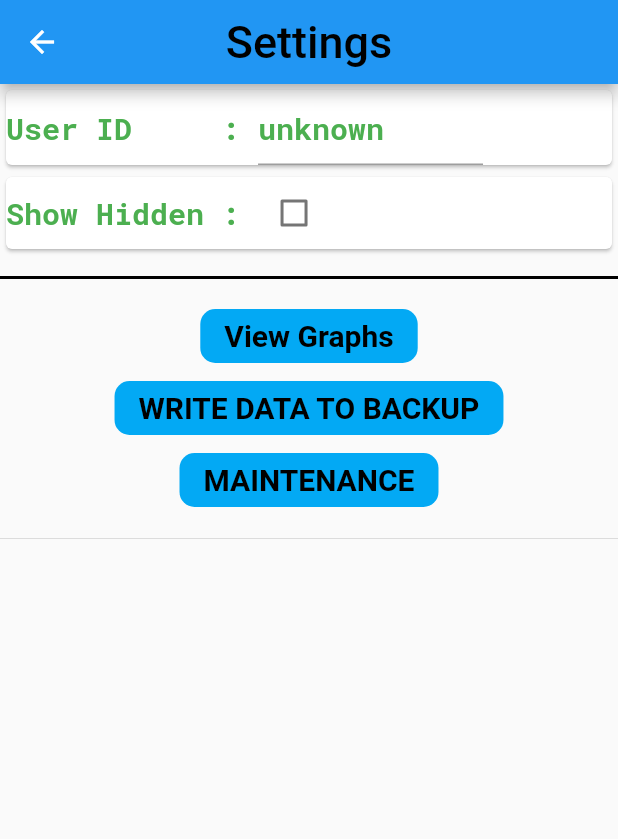
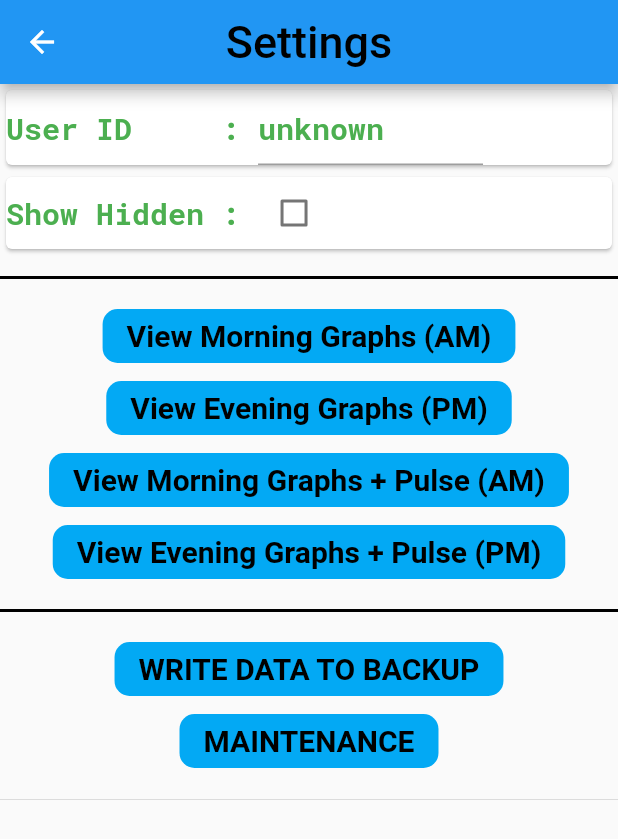
Before and after one commit to stuartdd/bp_app, a Flutter app: the screen it shows after launch, after a tap on the "settings" icon, on a phone screen of 412 x 824 dp. Shown: the top 839 px of the screen. Run offline on Flutter 3.47's test engine with Material 2 defaults, Android fonts, the phone set to English and light mode, and no system bars; our stand-ins replace google_fonts.

Commit message:
More Graphs

```diff
--- a/lib/data/list_entry.dart
+++ b/lib/data/list_entry.dart
@@ -1,6 +1,7 @@
 import 'dart:convert';
 import 'dart:io';
 import 'dart:async';
+import 'dart:math' as math;
 import 'package:flutter/material.dart';
 import 'package:flutter/services.dart';
 import 'package:intl/intl.dart';
@@ -103,6 +104,14 @@ class BPEntry extends EntryWithId {
     return v.toString();
   }
 
+  int min() {
+    return math.min(math.min(systolic, diastolic), pulse);
+  }
+
+  int max() {
+    return math.max(math.max(systolic, diastolic), pulse);
+  }
+
   String values() {
     return " ${padded(systolic)}/${padded(diastolic)}|${padded(pulse)}";
   }
@@ -116,7 +125,6 @@ class BPEntry extends EntryWithId {
 class EntryList {
   static Map _settings = {};
   static List<EntryWithId> _list = [];
-  static bool _dontHide = false;
 
   static String getName() {
     if (_settings[SET_NAME] == null) {
@@ -150,6 +158,20 @@ class EntryList {
     for (var ent in _list) {
       if (!ent.hidden || getDontHide()) {
         tmp.add(ent);
+      }
+    }
+    return tmp;
+  }
+
+  static List<EntryWithId> cloneListAMPM(bool pm, int maxCount) {
+    _list.sort();
+    List<EntryWithId> tmp = [];
+    for (var ent in _list) {
+      if ((!ent.hidden || getDontHide()) && (ent.isPM() == pm)) {
+        tmp.add(ent);
+        if (tmp.length >= maxCount) {
+          break;
+        }
       }
     }
     return tmp;
--- a/lib/main.dart
+++ b/lib/main.dart
@@ -1,8 +1,7 @@
 import 'package:bp_app/settings/maintenance.dart';
 import 'package:bp_app/settings/settings.dart';
 import 'package:flutter/material.dart';
-import 'data/list_entry.dart';
-import 'graph/graph_page.dart';
+import 'graph/graph_sim_page.dart';
 import 'input/detail_page.dart';
 import 'input/input_page.dart';
 import 'main_page.dart';
@@ -41,7 +40,10 @@ class BPApp extends StatelessWidget {
         "/input": (context) => InputPage(),
         "/detail": (context) => DetailPage(),
         "/settings": (context) => SettingsPage(),
-        "/graph": (context) => BpGraph(),
+        "/graphAm": (context) => BpGraphSimple(false, 30, false, true),
+        "/graphPm": (context) => BpGraphSimple(true, 30, false, true),
+        "/graphAmBp": (context) => BpGraphSimple(false, 30, true, true),
+        "/graphPmBp": (context) => BpGraphSimple(true, 30, true, true),
         "/maintenance": (context) => MaintenancePage(),
       },
     );
--- a/lib/settings/settings.dart
+++ b/lib/settings/settings.dart
@@ -6,6 +6,7 @@ import '../styles.dart';
 
 class SettingsPage extends StatefulWidget {
   String statusText = "";
+
   @override
   _SettingsPageState createState() => _SettingsPageState();
 }
@@ -95,15 +96,49 @@ class _SettingsPageState extends State<SettingsPage> {
             BlackDivider(),
             FlatButton(
               child: new Text(
-                "View Graphs",
+                "View Morning Graphs (AM)",
                 style: InputButtonStyle(20, Colors.black),
               ),
               onPressed: () {
-                Navigator.pushNamed(context, "/graph");
+                Navigator.pushNamed(context, "/graphAm");
               },
               color: Colors.lightBlue,
               shape: ButtonShape(),
             ),
+            FlatButton(
+              child: new Text(
+                "View Evening Graphs (PM)",
+                style: InputButtonStyle(20, Colors.black),
+              ),
+              onPressed: () {
+                Navigator.pushNamed(context, "/graphPm");
+              },
+              color: Colors.lightBlue,
+              shape: ButtonShape(),
+            ),
+            FlatButton(
+              child: new Text(
+                "View Morning Graphs + Pulse (AM)",
+                style: InputButtonStyle(20, Colors.black),
+              ),
+              onPressed: () {
+                Navigator.pushNamed(context, "/graphAmBp");
+              },
+              color: Colors.lightBlue,
+              shape: ButtonShape(),
+            ),
+            FlatButton(
+              child: new Text(
+                "View Evening Graphs + Pulse (PM)",
+                style: InputButtonStyle(20, Colors.black),
+              ),
+              onPressed: () {
+                Navigator.pushNamed(context, "/graphPmBp");
+              },
+              color: Colors.lightBlue,
+              shape: ButtonShape(),
+            ),
+            BlackDivider(),
             FlatButton(
               child: new Text(
                 "WRITE DATA TO BACKUP",
@@ -130,7 +165,8 @@ class _SettingsPageState extends State<SettingsPage> {
               shape: ButtonShape(),
             ),
             ClearDivider(),
-            Text(widget.statusText,
+            Text(
+              widget.statusText,
               style: WarnTextStyle(),
             ),
           ],
```
Also changed, not shown: lib/graph/graph_page.dart (+8 -33 lines), lib/graph/graph_sim_page.dart (added, +197 -0 lines), lib/graph/graph_tools.dart (added, +32 -0 lines).
